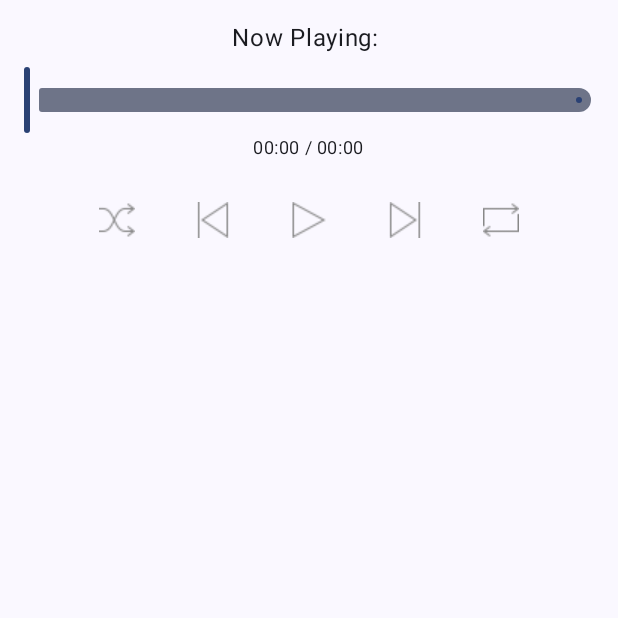
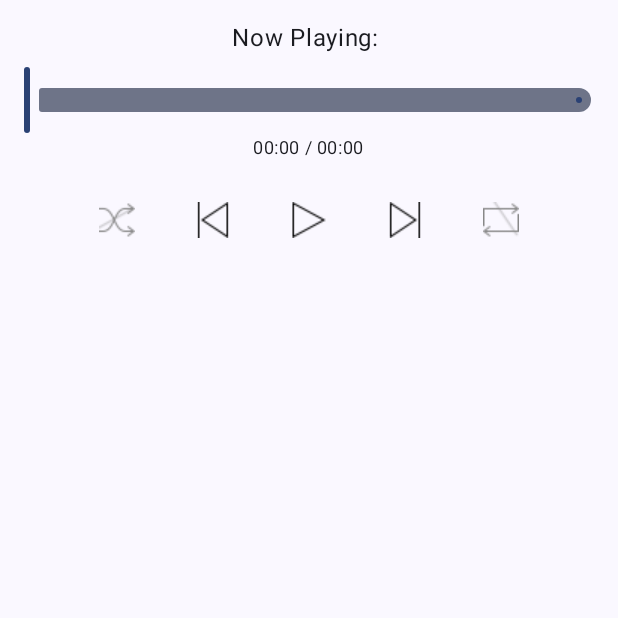
Before and after one commit to happyrym/MusicPlayer, an Android app built with Jetpack Compose: the composable MusicPlayerControls called with empty values, on a phone screen of 412 x 824 dp, the top half of it. Run offline under Robolectric (Android 15) with nearby library versions, the phone set to English and light mode, and no system bars; 1 statement that could not run was skipped.

Commit message:
feat: 버튼 icon 추가 및 버튼 색깔 바뀌는 문제 수정

```diff
--- a/app/src/main/java/com/rymin/musicplayer/ui/MusicListScreen.kt
+++ b/app/src/main/java/com/rymin/musicplayer/ui/MusicListScreen.kt
@@ -292,7 +292,6 @@ fun MusicPlayerControls(
                     painter = painterResource(id = R.drawable.ic_btn_prev),
                     contentScale = ContentScale.Fit,
                     contentDescription = "Prev Button",
-                    colorFilter = if (!isShuffle) ColorFilter.tint(Color.Gray) else null,
                 )
             }
             IconButton(
@@ -303,8 +302,7 @@ fun MusicPlayerControls(
                     modifier = Modifier.size(24.dp),
                     painter = painterResource(id =if (isPlaying) R.drawable.ic_btn_pause else R.drawable.ic_btn_play),
                     contentScale = ContentScale.Fit,
-                    contentDescription = "Prev Button",
-                    colorFilter = if (!isShuffle) ColorFilter.tint(Color.Gray) else null,
+                    contentDescription = "Play/Pause Button",
                 )
             }
             IconButton(
@@ -315,8 +313,7 @@ fun MusicPlayerControls(
                     modifier = Modifier.size(24.dp),
                     painter = painterResource(id = R.drawable.ic_btn_next),
                     contentScale = ContentScale.Fit,
-                    contentDescription = "Prev Button",
-                    colorFilter = if (!isShuffle) ColorFilter.tint(Color.Gray) else null,
+                    contentDescription = "Next Button",
                 )
             }
             LoopButton(isLoop, onClick = { onLoopClick() })
@@ -332,7 +329,7 @@ fun ShuffleButton(isShuffle: Boolean, onClick: () -> Unit) {
     ) {
         Image(
             modifier = Modifier.size(24.dp),
-            painter = painterResource(id = R.drawable.ic_btn_shuffle),
+            painter = painterResource(id = if (!isShuffle) R.drawable.ic_btn_shuffle_disable else R.drawable.ic_btn_shuffle),
             contentScale = ContentScale.Fit,
             contentDescription = "Loop Button",
             colorFilter = if (!isShuffle) ColorFilter.tint(Color.Gray) else null,
@@ -348,7 +345,7 @@ fun LoopButton(isLoop: Boolean, onClick: () -> Unit) {
     ) {
         Image(
             modifier = Modifier.size(24.dp),
-            painter = painterResource(id = R.drawable.ic_btn_loop),
+            painter = painterResource(id = if (!isLoop) R.drawable.ic_btn_loop_disable else R.drawable.ic_btn_loop),
             contentScale = ContentScale.Fit,
             contentDescription = "Loop Button",
             colorFilter = if (!isLoop) ColorFilter.tint(Color.Gray) else null,
--- a/app/src/main/java/com/rymin/musicplayer/utils/Constants.kt
+++ b/app/src/main/java/com/rymin/musicplayer/utils/Constants.kt
@@ -11,7 +11,7 @@ object Constants {
     const val ACTION_NEXT = "ACTION_NEXT"
     const val ACTION_PREV = "ACTION_PREV"
     const val ACTION_LOOP = "ACTION_LOOP"
-    const val ACTION_SUFFLE = "ACTION_SUFFLE"
+    const val ACTION_SHUFFLE = "ACTION_SHUFFLE"
 
     //브로드캐스트
     const val ACTION_START_FOREGROUND = "START_FOREGROUND"
--- a/app/src/main/java/com/rymin/musicplayer/viewmodel/MusicListViewModel.kt
+++ b/app/src/main/java/com/rymin/musicplayer/viewmodel/MusicListViewModel.kt
@@ -111,7 +111,6 @@ class MusicListViewModel(application: Application) : ViewModel() {
 
     private fun fetchMusicList() {
         viewModelScope.launch {
-            Timber.d("rymins fetch")
             _musicList.value = getMusicList()
             _albumList.value = getAlbumList()
         }
@@ -207,7 +206,6 @@ class MusicListViewModel(application: Application) : ViewModel() {
     fun selectedAlbum(album: Album) {
         _selectedAlbum.value = album // 선택된 앨범 상태 업데이트
         viewModelScope.launch {
-            Timber.d("rymins selsecalbum")
             _musicList.value = getMusicListByAlbum(album.id) // 앨범 ID로 음악 목록 로드
         }
     }
@@ -215,7 +213,6 @@ class MusicListViewModel(application: Application) : ViewModel() {
     private suspend fun getMusicListByAlbum(albumId: Long): List<Music> {
         return withContext(Dispatchers.IO) {
             val musicList = mutableListOf<Music>()
-            Timber.d("rymins here1")
             val musicUri = MediaStore.Audio.Media.EXTERNAL_CONTENT_URI
             val projection = arrayOf(
                 MediaStore.Audio.Media._ID,
```
Also changed, not shown: app/src/main/res/drawable/ic_btn_loop_disable.png (added), app/src/main/res/drawable/ic_btn_shuffle_disable.png (added).
